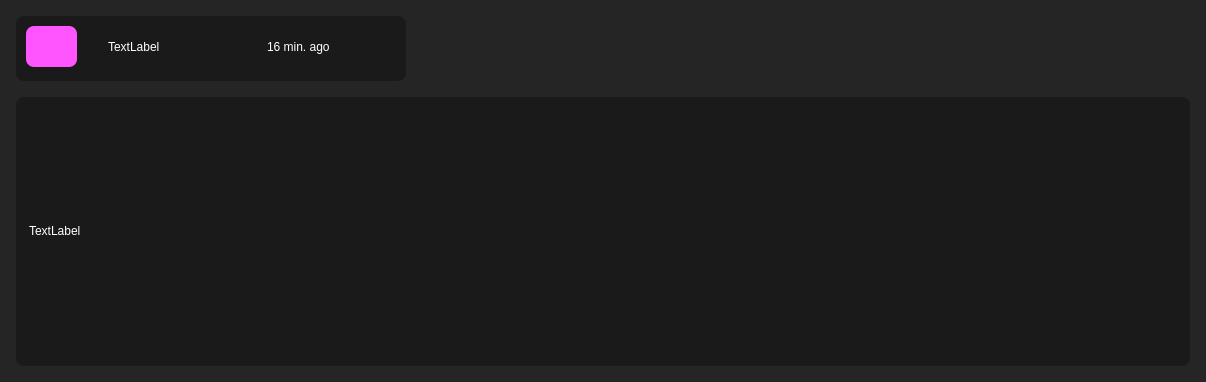
This is frontend/assets/ui_files/PostUI/UserInterfaceFile/mini_post_view.ui in cojocariudaniel1/super-duper-octo-guacamole as Qt 5 draws it before an edit. The edited form follows.
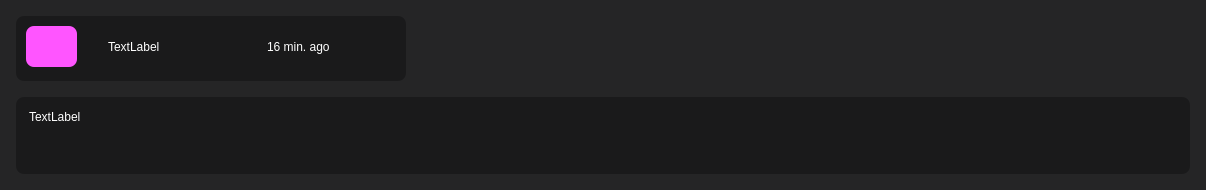
This is the edited form.

Diff of the .ui file:
```diff
--- a/frontend/assets/ui_files/PostUI/UserInterfaceFile/mini_post_view.ui
+++ b/frontend/assets/ui_files/PostUI/UserInterfaceFile/mini_post_view.ui
@@ -7,11 +7,11 @@
     <x>0</x>
     <y>0</y>
     <width>1206</width>
-    <height>382</height>
+    <height>190</height>
    </rect>
   </property>
   <property name="sizePolicy">
-   <sizepolicy hsizetype="Ignored" vsizetype="Ignored">
+   <sizepolicy hsizetype="Ignored" vsizetype="Expanding">
     <horstretch>0</horstretch>
     <verstretch>0</verstretch>
    </sizepolicy>
@@ -19,13 +19,13 @@
   <property name="minimumSize">
    <size>
     <width>0</width>
-    <height>200</height>
+    <height>150</height>
    </size>
   </property>
   <property name="maximumSize">
    <size>
     <width>16777215</width>
-    <height>400</height>
+    <height>16777215</height>
    </size>
   </property>
   <property name="styleSheet">
@@ -113,10 +113,16 @@
          <verstretch>0</verstretch>
         </sizepolicy>
        </property>
+       <property name="minimumSize">
+        <size>
+         <width>0</width>
+         <height>0</height>
+        </size>
+       </property>
        <property name="maximumSize">
         <size>
          <width>16777215</width>
-         <height>500</height>
+         <height>16777215</height>
         </size>
        </property>
        <property name="styleSheet">
@@ -129,6 +135,9 @@
        <property name="textFormat">
         <enum>Qt::TextFormat::RichText</enum>
        </property>
+       <property name="alignment">
+        <set>Qt::AlignmentFlag::AlignLeading|Qt::AlignmentFlag::AlignLeft|Qt::AlignmentFlag::AlignTop</set>
+       </property>
        <property name="wordWrap">
         <bool>true</bool>
        </property>
```
